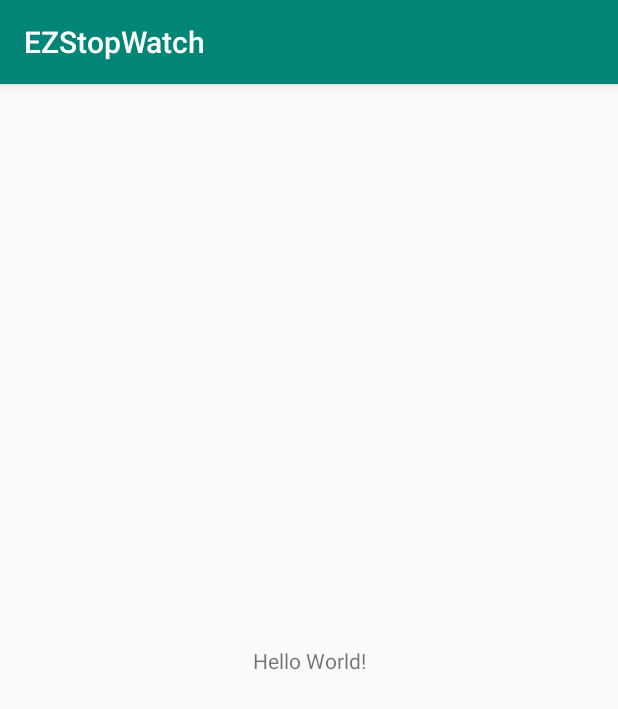
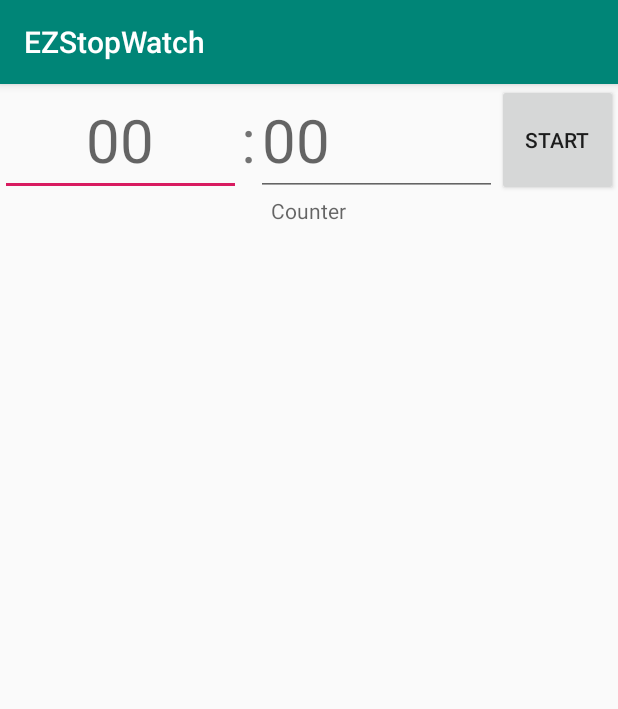
Before and after one commit to manan05/EZStopWatch, an Android app: the screen it shows after launch (MainActivity), on a phone screen of 412 x 824 dp. Shown: the top 709 px of the screen. Run offline under Robolectric (Android 15) with nearby library versions, the phone set to English and light mode, and no system bars.

Commit message:
Update activity_main.xml

```diff
--- a/app/src/main/res/layout/activity_main.xml
+++ b/app/src/main/res/layout/activity_main.xml
@@ -1,18 +1,51 @@
 <?xml version="1.0" encoding="utf-8"?>
-<androidx.constraintlayout.widget.ConstraintLayout xmlns:android="http://schemas.android.com/apk/res/android"
-    xmlns:app="http://schemas.android.com/apk/res-auto"
+<LinearLayout xmlns:android="http://schemas.android.com/apk/res/android"
     xmlns:tools="http://schemas.android.com/tools"
     android:layout_width="match_parent"
     android:layout_height="match_parent"
+    android:orientation="vertical"
     tools:context=".MainActivity">
+
+    <LinearLayout
+        android:layout_width="match_parent"
+        android:layout_height="wrap_content">
+
+        <EditText
+            android:layout_width="0dp"
+            android:layout_height="wrap_content"
+            android:layout_weight="4"
+            android:gravity="center"
+            android:hint="00"
+            android:textSize="40sp"></EditText>
+
+        <TextView
+            android:layout_width="wrap_content"
+            android:layout_height="wrap_content"
+            android:text=":"
+            android:textSize="40sp"></TextView>
+
+        <EditText
+            android:layout_width="0dp"
+            android:layout_height="wrap_content"
+            android:layout_weight="4"
+            android:hint="00"
+            android:textSize="40sp"></EditText>
+
+        <Button
+            android:layout_width="0dp"
+            android:layout_height="match_parent"
+            android:layout_weight="2"
+            android:text="Start"></Button>
+
+    </LinearLayout>
 
     <TextView
         android:layout_width="wrap_content"
         android:layout_height="wrap_content"
-        android:text="Hello World!"
-        app:layout_constraintBottom_toBottomOf="parent"
-        app:layout_constraintLeft_toLeftOf="parent"
-        app:layout_constraintRight_toRightOf="parent"
-        app:layout_constraintTop_toTopOf="parent" />
+        android:layout_gravity="center"
+        android:gravity="center"
+        android:hint="Counter">
 
-</androidx.constraintlayout.widget.ConstraintLayout>
+    </TextView>
+
+</LinearLayout>
```
